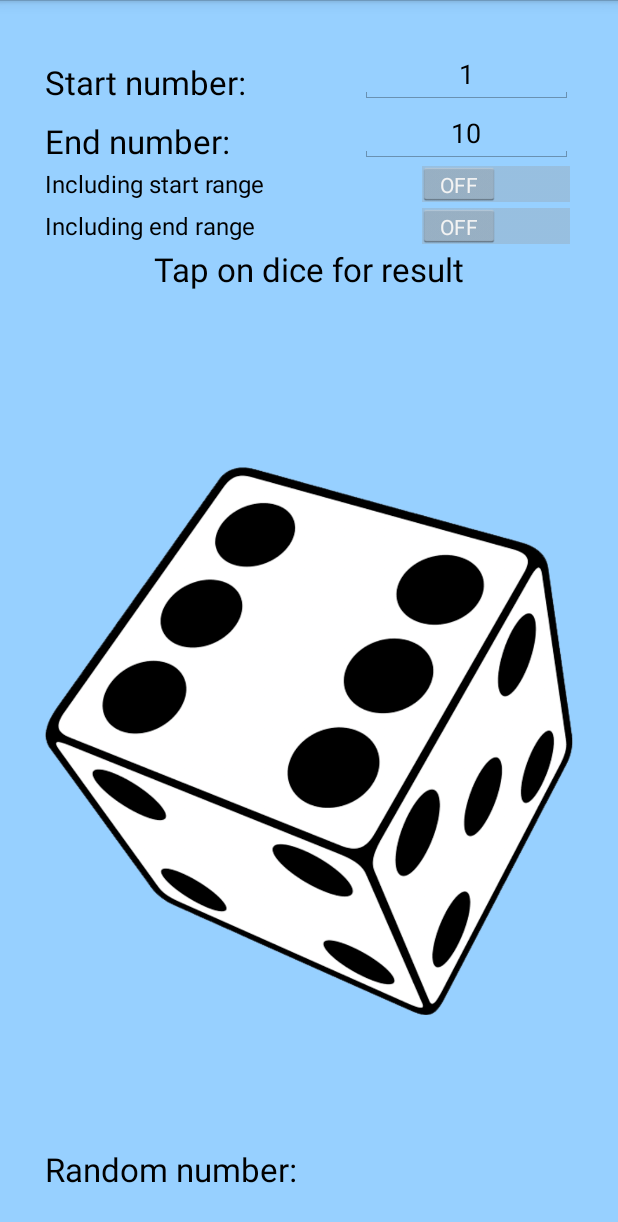
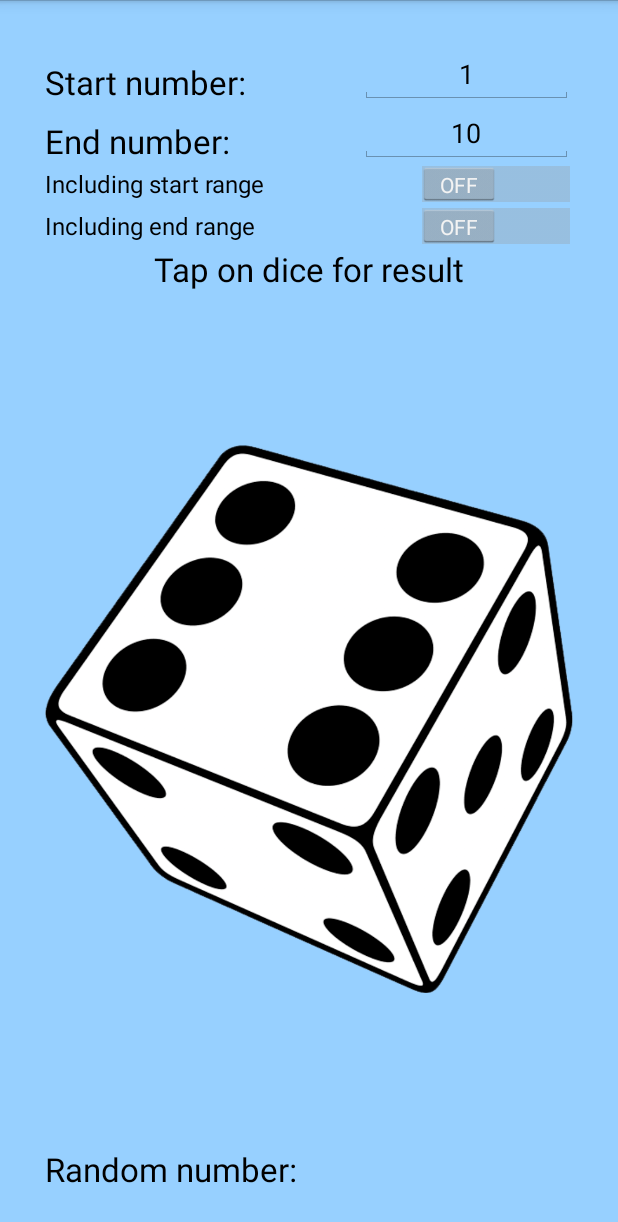
Before and after one commit to AntonyTime/RandomGenerator, an Android app: the screen it shows after launch (MainActivity), on a phone screen of 412 x 824 dp. Shown: the top 1222 px of the screen. Run offline under Robolectric (Android 15) with nearby library versions, the phone set to English and light mode, and no system bars.

Commit message:
landscape layout

```diff
--- a/src/main/res/layout/main_layout.xml
+++ b/src/main/res/layout/main_layout.xml
@@ -6,10 +6,11 @@
               android:layout_height="match_parent" android:padding="30dp" android:background="#ff97d0ff">
 
     <TextView
-            android:layout_width="wrap_content" android:layout_height="wrap_content"
-            android:textAppearance="?android:attr/textAppearanceLarge" android:text="@string/txt_start"
+            android:layout_width="wrap_content"
+            android:layout_height="wrap_content"
+            android:textAppearance="?android:attr/textAppearanceLarge"
+            android:text="@string/txt_start"
             android:id="@+id/txtStart"
-            android:layout_toStartOf="@+id/txtStart"
             android:layout_alignBottom="@+id/etStartNum" android:layout_alignParentLeft="true"
             android:layout_alignParentStart="true"/>
     <TextView
@@ -26,50 +27,76 @@
             android:textAppearance="?android:attr/textAppearanceLarge"
             android:text="@string/txt_tap"
             android:id="@+id/txtTap"
-            android:layout_below="@+id/switchEndRange" android:layout_centerHorizontal="true"/>
+            android:layout_below="@+id/switchEndRange"
+            android:layout_centerHorizontal="true"/>
     <EditText
             android:layout_width="142dp"
             android:layout_height="wrap_content"
             android:id="@+id/etStartNum"
-            android:layout_alignParentRight="true" android:layout_alignParentEnd="true"
-            android:gravity="center" android:inputType="numberSigned" android:text="1"/>
+            android:layout_alignParentRight="true"
+            android:layout_alignParentEnd="true"
+            android:gravity="center"
+            android:inputType="numberSigned"
+            android:text="1"/>
     <EditText
             android:layout_width="139dp"
             android:layout_height="wrap_content"
             android:id="@+id/etEndNum"
-            android:layout_below="@+id/txtStart" android:layout_alignParentRight="true"
+            android:layout_below="@+id/txtStart"
+            android:layout_alignParentRight="true"
             android:layout_alignParentEnd="true"
-            android:inputType="numberSigned" android:layout_alignLeft="@+id/etStartNum"
-            android:layout_alignStart="@+id/etStartNum" android:gravity="center" android:text="10"/>
+            android:inputType="numberSigned"
+            android:layout_alignLeft="@+id/etStartNum"
+            android:layout_alignStart="@+id/etStartNum"
+            android:gravity="center" android:text="10"/>
     <TextView
-            android:layout_width="wrap_content" android:layout_height="wrap_content"
-            android:textAppearance="?android:attr/textAppearanceLarge" android:text="@string/txt_rand"
+            android:layout_width="wrap_content"
+            android:layout_height="wrap_content"
+            android:textAppearance="?android:attr/textAppearanceLarge"
+            android:text="@string/txt_rand"
             android:id="@+id/txtRandNumber"
-            android:layout_alignParentBottom="true" android:layout_alignParentLeft="true"
+            android:layout_alignParentBottom="true"
+            android:layout_alignParentLeft="true"
             android:layout_alignParentStart="true"/>
     <TextView
             android:layout_width="wrap_content"
             android:layout_height="wrap_content"
             android:textAppearance="?android:attr/textAppearanceLarge"
-            android:id="@+id/txtResult" android:layout_alignParentBottom="true" android:layout_alignParentRight="true"
-            android:layout_alignParentEnd="true"/>
+            android:id="@+id/txtResult"
+            android:layout_alignParentBottom="true"
+            android:layout_alignParentRight="true"
+            android:layout_alignParentEnd="true" android:textColor="#ffff423a"/>
     <Switch
             android:layout_width="wrap_content"
             android:layout_height="wrap_content"
-            android:text="Including start range"
-            android:id="@+id/switchStartRange" android:layout_below="@+id/txtEnd" android:layout_alignParentLeft="true"
-            android:layout_alignParentStart="true" android:layout_alignParentRight="true"
-            android:layout_alignParentEnd="true" android:checked="false"/>
+            android:text="@string/txt_including_start"
+            android:id="@+id/switchStartRange"
+            android:layout_below="@+id/txtEnd"
+            android:layout_alignParentLeft="true"
+            android:layout_alignParentStart="true"
+            android:layout_alignParentRight="true"
+            android:layout_alignParentEnd="true"
+            android:checked="false"/>
     <Switch
             android:layout_width="wrap_content"
             android:layout_height="wrap_content"
-            android:text="Including end range"
-            android:id="@+id/switchEndRange" android:layout_below="@+id/switchStartRange" android:layout_alignParentLeft="true"
-            android:layout_alignParentStart="true" android:layout_alignParentRight="true"
-            android:layout_alignParentEnd="true" android:checked="false"/>
+            android:text="@string/txt_including_end"
+            android:id="@+id/switchEndRange"
+            android:layout_below="@+id/switchStartRange"
+            android:layout_alignParentLeft="true"
+            android:layout_alignParentStart="true"
+            android:layout_alignParentRight="true"
+            android:layout_alignParentEnd="true"
+            android:checked="false"/>
     <ImageView
-            android:layout_width="wrap_content" android:layout_height="wrap_content" android:id="@+id/imageView"
-            android:src="@drawable/dice" android:onClick="onClickGenerate" android:contentDescription="@string/dice"
-            android:layout_centerHorizontal="true" android:layout_below="@+id/txtTap"/>
+            android:layout_width="wrap_content"
+            android:layout_height="wrap_content"
+            android:id="@+id/imageView"
+            android:src="@drawable/dice"
+            android:onClick="onClickGenerate"
+            android:contentDescription="@string/dice"
+            android:layout_centerHorizontal="true"
+            android:layout_below="@+id/txtTap"
+            android:layout_above="@+id/txtRandNumber"/>
 
 </RelativeLayout>
```
